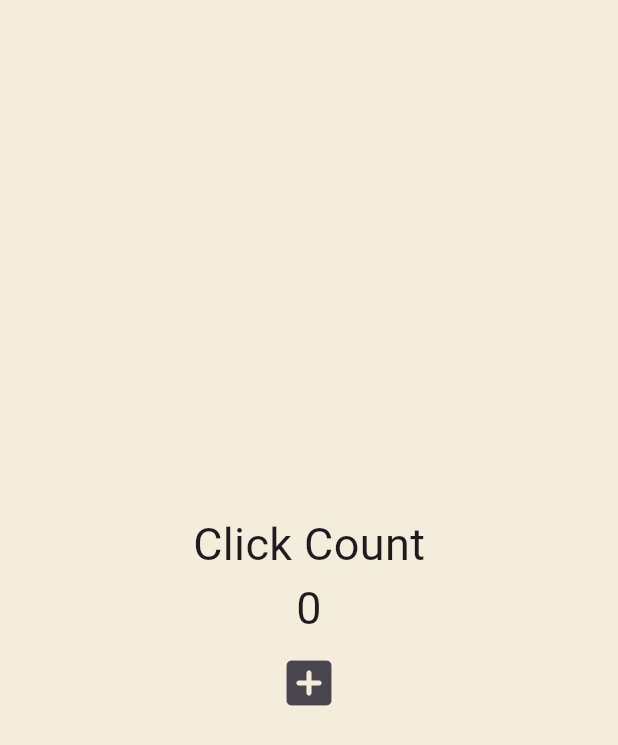
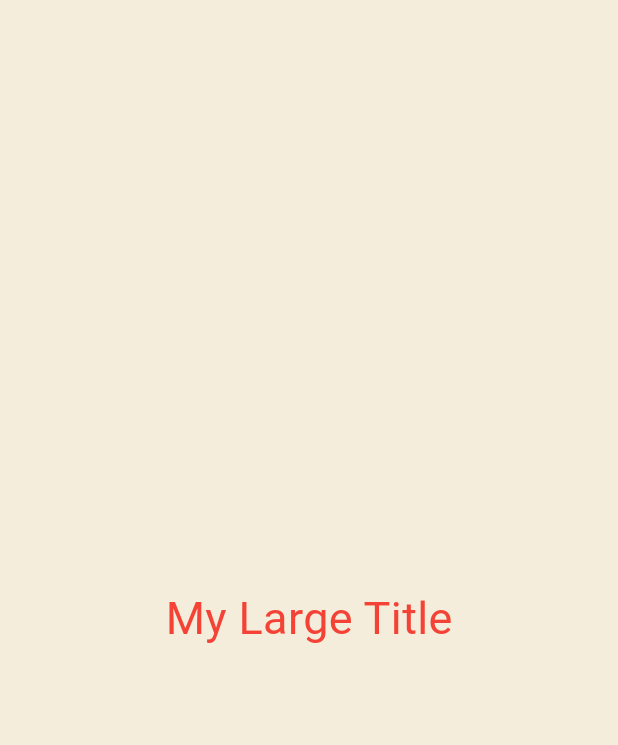
Before and after one commit to RoJaebl/flutter-toonflix, a Flutter app: the screen it shows after launch, on a phone screen of 412 x 824 dp. Shown: the top 745 px of the screen. Run offline on Flutter 3.47's test engine with Material 3 defaults, Android fonts, the phone set to English and light mode, and no system bars.

Commit message:
:hammer: #4.3 build context

```diff
--- a/lib/main.dart
+++ b/lib/main.dart
@@ -15,40 +15,23 @@
 }
 
 class _AppState extends State<App> {
-  int counter = 0;
-
-  void onClicked() => setState(() {
-        counter = counter + 1;
-      });
-
   @override
   Widget build(BuildContext context) {
     return MaterialApp(
-      home: Scaffold(
-        backgroundColor: const Color(0xFFF4EDDB),
+      theme: ThemeData(
+        textTheme: const TextTheme(
+          titleLarge: TextStyle(
+            color: Colors.red,
+          ),
+        ),
+      ),
+      home: const Scaffold(
+        backgroundColor: Color(0xFFF4EDDB),
         body: Center(
           child: Column(
             mainAxisAlignment: MainAxisAlignment.center,
             children: [
-              const Text(
-                'Click Count',
-                style: TextStyle(
-                  fontSize: 30,
-                ),
-              ),
-              Text(
-                '$counter',
-                style: const TextStyle(
-                  fontSize: 30,
-                ),
-              ),
-              IconButton(
-                iconSize: 40,
-                onPressed: onClicked,
-                icon: const Icon(
-                  Icons.add_box_rounded,
-                ),
-              ),
+              MyLargeTitle(),
             ],
           ),
         ),
@@ -56,3 +39,20 @@
     );
   }
 }
+
+class MyLargeTitle extends StatelessWidget {
+  const MyLargeTitle({
+    super.key,
+  });
+
+  @override
+  Widget build(BuildContext context) {
+    return Text(
+      'My Large Title',
+      style: TextStyle(
+        fontSize: 30,
+        color: Theme.of(context).textTheme.titleLarge?.color,
+      ),
+    );
+  }
+}
```
